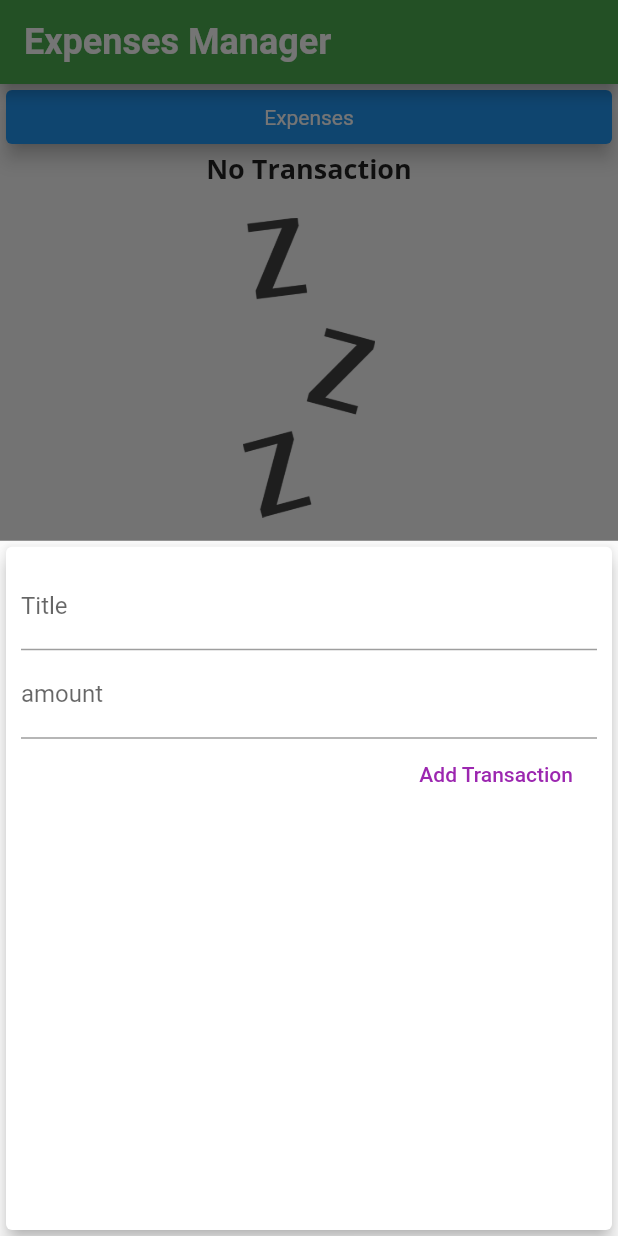
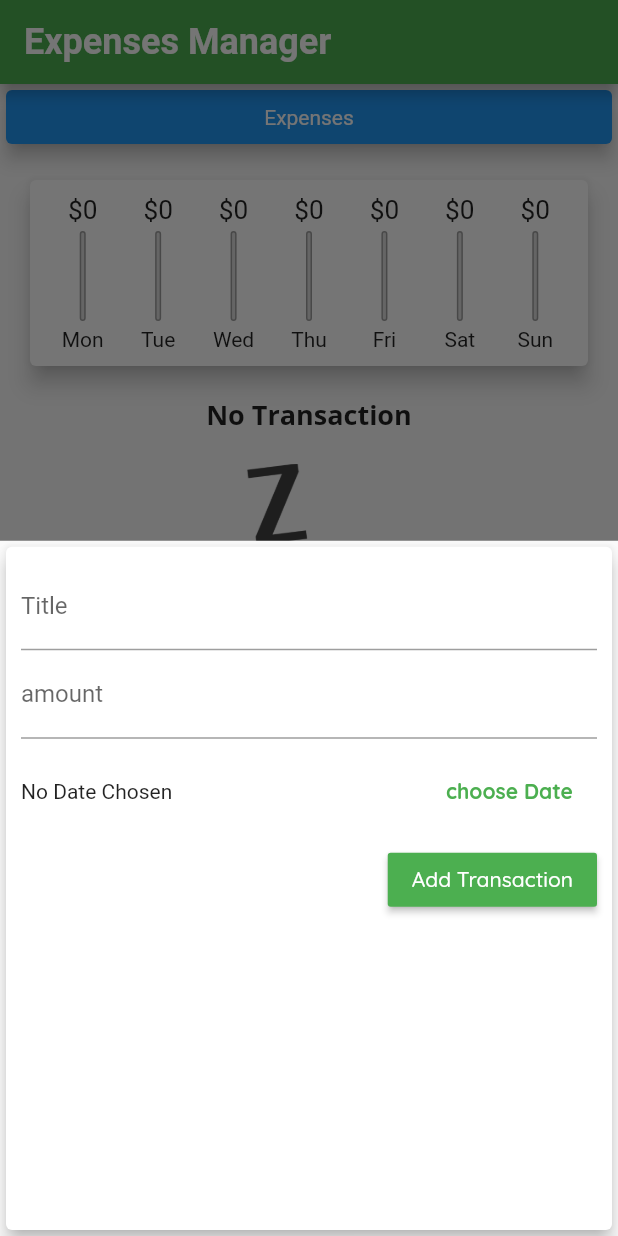
Before and after one commit to dmprabath/expenses_manager, a Flutter app: the screen it shows after launch, after a tap on the "add" icon, on a phone screen of 412 x 824 dp. Run offline on Flutter 3.47's test engine with Material 2 defaults, Android fonts, the phone set to English and light mode, and no system bars; Roboto replaces fonts that are missing (Open sans).

Commit message:
Finished Expenses manager app

```diff
--- a/lib/main.dart
+++ b/lib/main.dart
@@ -1,6 +1,7 @@
 import 'package:flutter/material.dart';
 import './widgets/new_transaction.dart';
 import './widgets/transacion_list.dart';
+import './widgets/chart.dart';
 import './models/transaction.dart';
 
 void main() => runApp(MyApp());
@@ -13,12 +14,14 @@ class MyApp extends StatelessWidget {
       theme: ThemeData(
           primarySwatch: Colors.green,
           accentColor: Colors.amber,
+          errorColor: Colors.red,
           fontFamily: "Quicksand",
           textTheme: ThemeData.light().textTheme.copyWith(
                 headline6: const TextStyle(
                     fontFamily: "OpenSans",
                     fontSize: 18,
                     fontWeight: FontWeight.bold),
+                button: TextStyle(color: Colors.white),
               ),
           appBarTheme: const AppBarTheme(
             titleTextStyle: TextStyle(
@@ -56,12 +59,24 @@ class _MyHomePageState extends State<MyHomePage> {
     //   date: DateTime.now(),
     // ),
   ];
-  void _addNewTransaction(String txTitle, double txAmount) {
+
+  List<Transaction> get _recentTransactions {
+    return _userTransactions.where((tx) {
+      return tx.date.isAfter(
+        DateTime.now().subtract(
+          Duration(days: 7),
+        ),
+      );
+    }).toList();
+  }
+
+  void _addNewTransaction(
+      String txTitle, double txAmount, DateTime selectedDate) {
     final newTx = Transaction(
         id: DateTime.now().toString(),
         title: txTitle,
         amount: txAmount,
-        date: DateTime.now());
+        date: selectedDate);
 
     setState(() {
       _userTransactions.add(newTx);
@@ -79,6 +94,14 @@ class _MyHomePageState extends State<MyHomePage> {
         );
       },
     );
+  }
+
+  void _deleteTransaction(String id) {
+    setState(() {
+      _userTransactions.removeWhere((tx) {
+        return tx.id == id;
+      });
+    });
   }
 
   @override
@@ -105,7 +128,8 @@ class _MyHomePageState extends State<MyHomePage> {
               ),
               elevation: 5,
             ),
-            TransactionList(_userTransactions),
+            Chart(_recentTransactions),
+            TransactionList(_userTransactions, _deleteTransaction),
             // Card(
             //   color: Colors.red,
             //   child: Text("Second"),
--- /dev/null
+++ b/lib/widgets/chart.dart
@@ -0,0 +1,62 @@
+import 'package:flutter/material.dart';
+import 'package:intl/intl.dart';
+import './chart_bar.dart';
+import '../models/transaction.dart';
+
+class Chart extends StatelessWidget {
+  final List<Transaction> recentTransactions;
+  Chart(this.recentTransactions);
+
+  // const Chart();
+  List<Map<String, Object>> get groupedTransactionValues {
+    return List.generate(7, (index) {
+      final weekDay = DateTime.now().subtract(
+        Duration(days: index),
+      );
+      double totalSum = 0.00;
+      for (var i = 0; i < recentTransactions.length; i++) {
+        if (recentTransactions[i].date.day == weekDay.day &&
+            recentTransactions[i].date.month == weekDay.month &&
+            recentTransactions[i].date.year == weekDay.year) {
+          totalSum += recentTransactions[i].amount;
+        }
+      }
+
+      return {
+        'day': DateFormat.E().format(weekDay),
+        'amount': totalSum,
+      };
+    }).reversed.toList();
+  }
+
+  double get totalSpending {
+    return groupedTransactionValues.fold(0.0, (sum, item) {
+      return sum + (item['amount'] as double);
+    });
+  }
+
+  @override
+  Widget build(BuildContext context) {
+    return Card(
+      elevation: 6,
+      margin: EdgeInsets.all(20),
+      child: Padding(
+        padding: EdgeInsets.all(10),
+        child: Row(
+          mainAxisAlignment: MainAxisAlignment.spaceAround,
+          children: groupedTransactionValues.map((data) {
+            return Flexible(
+              fit: FlexFit.tight,
+              child: ChartBar(
+                  data['day'] as String,
+                  (data['amount'] as double),
+                  totalSpending == 0.00
+                      ? 0.00
+                      : (data['amount'] as double) / totalSpending),
+            );
+          }).toList(),
+        ),
+      ),
+    );
+  }
+}
--- /dev/null
+++ b/lib/widgets/chart_bar.dart
@@ -0,0 +1,50 @@
+import 'package:flutter/material.dart';
+
+class ChartBar extends StatelessWidget {
+  final String label;
+  final double spendingAmount;
+  final double spendingPctofTotal;
+
+  const ChartBar(this.label, this.spendingAmount, this.spendingPctofTotal);
+
+  @override
+  Widget build(BuildContext context) {
+    return Column(
+      children: <Widget>[
+        Container(
+            height: 20,
+            child: FittedBox(
+                child: Text('\$${spendingAmount.toStringAsFixed(0)}'))),
+        SizedBox(height: 4),
+        Container(
+          height: 60,
+          width: 4,
+          child: Stack(
+            children: <Widget>[
+              Container(
+                decoration: BoxDecoration(
+                  border: Border.all(color: Colors.grey, width: 1.0),
+                  color: Color.fromRGBO(220, 220, 220, 1),
+                  borderRadius: BorderRadius.circular(50),
+                ),
+              ),
+              FractionallySizedBox(
+                heightFactor: spendingPctofTotal,
+                child: Container(
+                  decoration: BoxDecoration(
+                    color: Theme.of(context).primaryColor,
+                    borderRadius: BorderRadius.circular(50),
+                  ),
+                ),
+              )
+            ],
+          ),
+        ),
+        SizedBox(
+          height: 4,
+        ),
+        Text(label),
+      ],
+    );
+  }
+}
--- a/lib/widgets/new_transaction.dart
+++ b/lib/widgets/new_transaction.dart
@@ -1,4 +1,5 @@
 import 'package:flutter/material.dart';
+import 'package:intl/intl.dart';
 
 class NewTransaction extends StatefulWidget {
   final Function addTx;
@@ -10,21 +11,44 @@ class NewTransaction extends StatefulWidget {
 }
 
 class _NewTransactionState extends State<NewTransaction> {
-  final titleController = TextEditingController();
+  final _titleController = TextEditingController();
+  final _amountController = TextEditingController();
+  late DateTime _selectedDate;
+  bool isDateSelected = false;
 
-  final amountController = TextEditingController();
-
-  void submitData() {
-    final submittedTitle = titleController.text;
-    final submittedAmount = double.parse(amountController.text);
-    if (submittedTitle.isEmpty || submittedAmount <= 0) {
+  void _submitData() {
+    final submittedTitle = _titleController.text;
+    final submittedAmount = double.parse(_amountController.text);
+    if (submittedTitle.isEmpty ||
+        submittedAmount <= 0 ||
+        isDateSelected == false) {
       return;
     }
     widget.addTx(
       submittedTitle,
       submittedAmount,
+      _selectedDate,
     );
     Navigator.of(context).pop();
+  }
+
+  void _presentDatePicker() {
+    showDatePicker(
+      context: context,
+      initialDate: DateTime.now(),
+      firstDate: DateTime(2020),
+      lastDate: DateTime.now(),
+    ).then((pickedDate) {
+      if (pickedDate == null) {
+        return;
+      }
+
+      setState(() {
+        _selectedDate = pickedDate;
+        isDateSelected = true;
+        print(_selectedDate);
+      });
+    });
   }
 
   @override
@@ -38,19 +62,41 @@ class _NewTransactionState extends State<NewTransaction> {
             children: <Widget>[
               TextField(
                 decoration: InputDecoration(labelText: 'Title'),
-                controller: titleController,
-                onSubmitted: (_) => submitData(),
+                controller: _titleController,
+                onSubmitted: (_) => _submitData(),
               ),
               TextField(
                 decoration: InputDecoration(labelText: 'amount'),
-                controller: amountController,
+                controller: _amountController,
                 keyboardType: TextInputType.number,
-                onSubmitted: (_) => submitData(),
+                onSubmitted: (_) => _submitData(),
               ),
-              FlatButton(
-                onPressed: submitData,
+              Container(
+                height: 70,
+                child: Row(
+                  children: <Widget>[
+                    Expanded(
+                      child: Text(isDateSelected == false
+                          ? "No Date Chosen"
+                          : "Selected Date: ${DateFormat.yMd().format(_selectedDate)}"),
+                    ),
+                    FlatButton(
+                      onPressed: _presentDatePicker,
+                      child: Text(
+                        "choose Date",
+                        style: TextStyle(fontWeight: FontWeight.bold),
+                      ),
+                      textColor: Theme.of(context).primaryColor,
+                    )
+                  ],
+                ),
+              ),
+              RaisedButton(
+                onPressed: _submitData,
                 child: Text("Add Transaction"),
-                textColor: Colors.purple,
+                color: Theme.of(context).primaryColor,
+                textColor: Colors.white,
+                // textColor: Theme.of(context).textTheme.button.color,
               )
             ]),
       ),
```
Also changed, not shown: lib/widgets/transacion_list.dart (+66 -35 lines).
